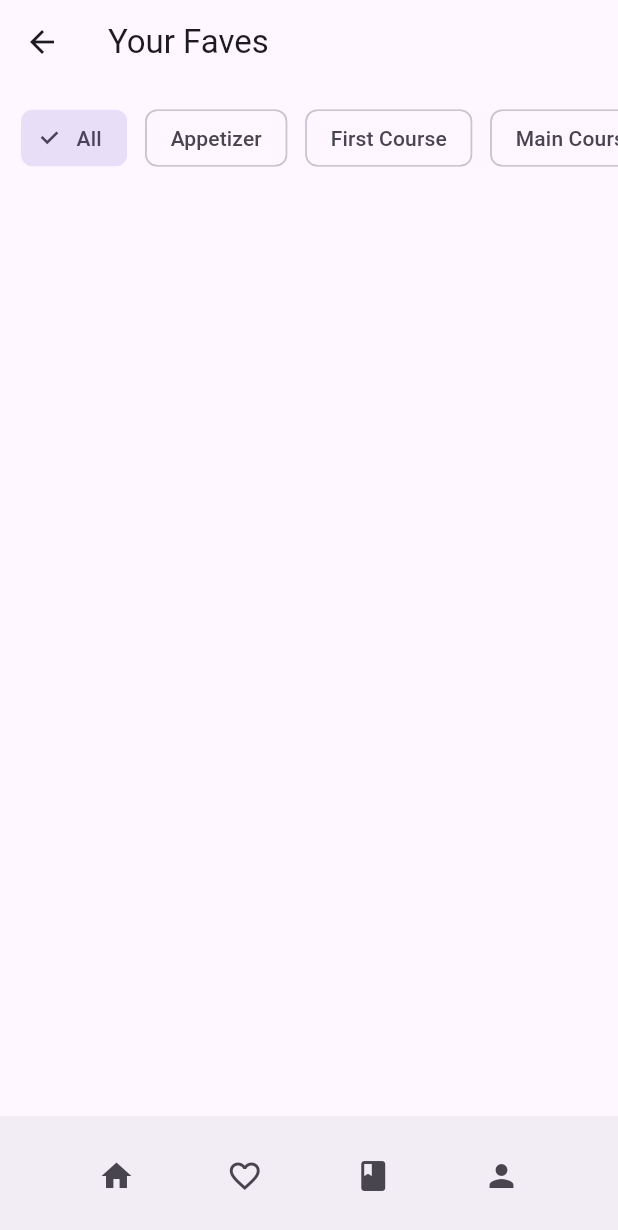
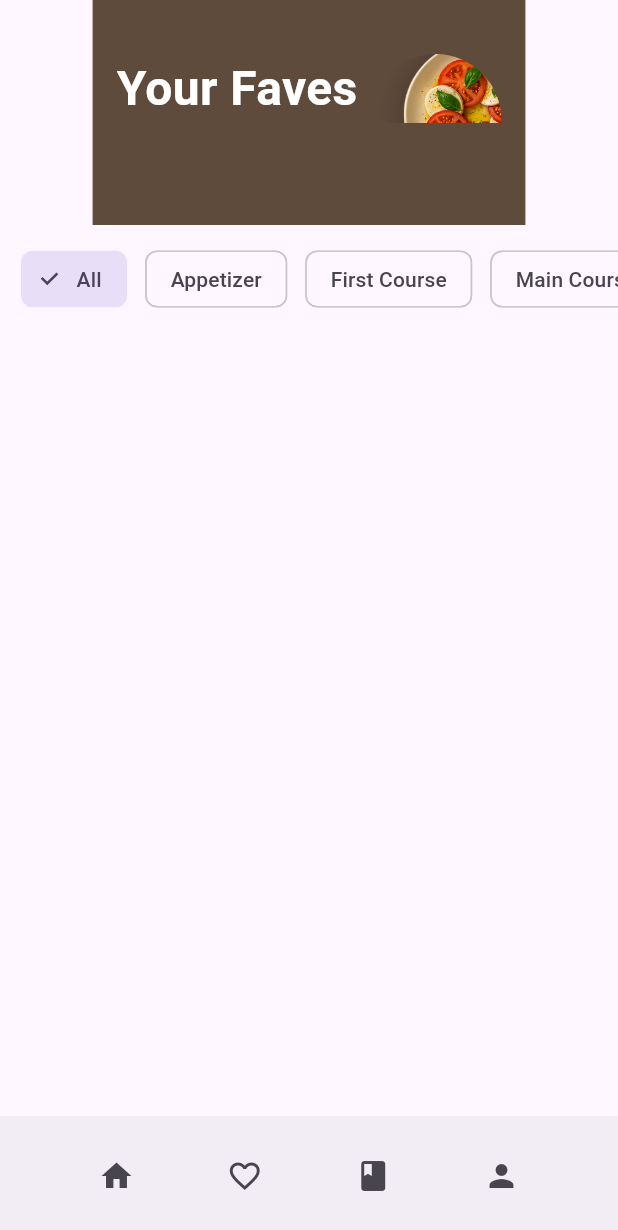
Before and after one commit to 195fra/Let-Me-Cook, a Flutter app: the screen it shows after launch, item 2 of the bottom bar chosen, on a phone screen of 412 x 824 dp. Shown: the top 1230 px of the screen. Run offline on Flutter 3.47's test engine with Material 3 defaults, Android fonts, the light colour scheme and no system bars; our stand-ins replace shared_preferences; Roboto replaces fonts that are missing (Dosis).

Commit message:
Sistemato fav

```diff
--- a/let_me_cook/lib/Pages/Favorite.dart
+++ b/let_me_cook/lib/Pages/Favorite.dart
@@ -1,9 +1,11 @@
+// dart
 import 'package:flutter/material.dart';
 import 'package:let_me_cook/components/FoodListElement.dart';
 import 'package:let_me_cook/components/bottom_bar.dart';
 import 'package:let_me_cook/components/favourites_service.dart';
 import 'package:let_me_cook/data/food_item.dart';
 import 'package:let_me_cook/Pages/Recipe_page.dart';
+import 'package:let_me_cook/components/category_header.dart';
 
 class FavouritePage extends StatefulWidget {
   final List<FoodItem> allItems;
@@ -49,9 +51,18 @@ class _FavouritePageState extends State<FavouritePage> {
   @override
   Widget build(BuildContext context) {
     return Scaffold(
-      appBar: AppBar(title: const Text('Your Faves')),
-      body: Column(
+      body: SafeArea(
+        child: Column(
           children: [
+            CategoryHeader(
+              title: "Your Faves",
+              category: "favourites",
+              searchValue: '',
+              onSearchChanged: (_) {},
+              backgroundColor: const Color(0xFF5F4B3B),
+              showSearchBar: false,
+              showBackButton: false,
+            ),
             SingleChildScrollView(
               scrollDirection: Axis.horizontal,
               padding: const EdgeInsets.symmetric(horizontal: 8, vertical: 12),
@@ -98,6 +109,7 @@ class _FavouritePageState extends State<FavouritePage> {
             ),
           ],
         ),
+      ),
       bottomNavigationBar: const BottomBar(),
     );
   }
--- a/let_me_cook/lib/Pages/recipe_journal.dart
+++ b/let_me_cook/lib/Pages/recipe_journal.dart
@@ -121,6 +121,7 @@ class _RecipeJournalState extends State<RecipeJournal> {
           ],
         ),
       ),
+      bottomNavigationBar: const BottomBar(),
     );
   }
 }
```
Lines whose indentation alone changed are shown as unchanged.
